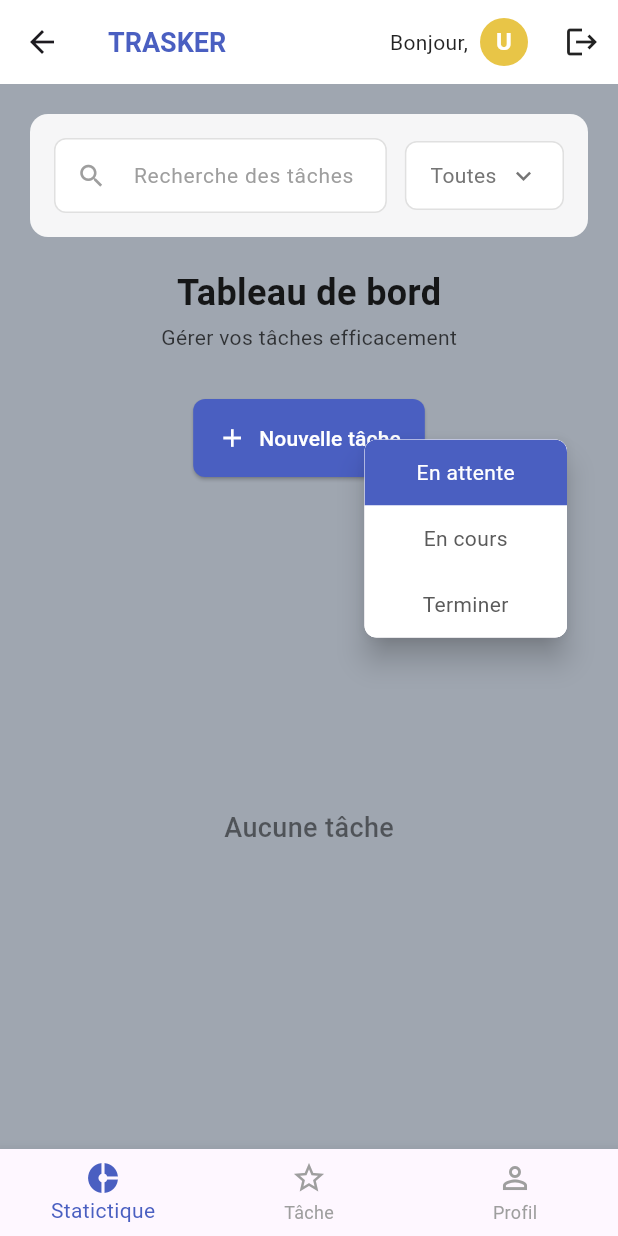
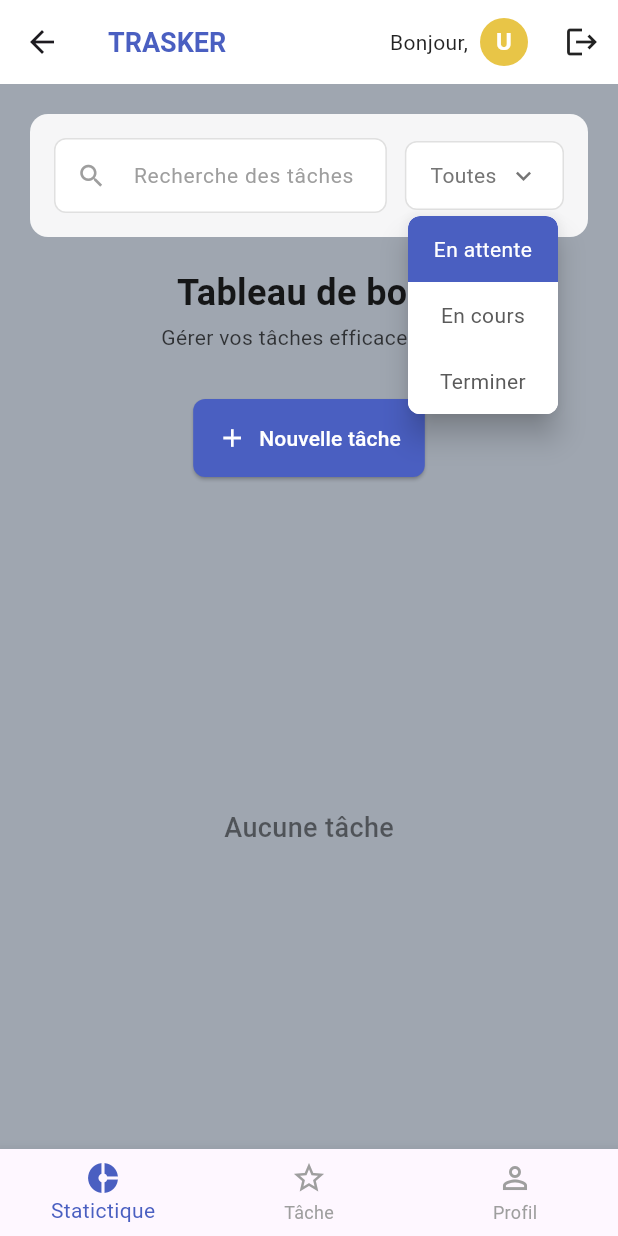
Before and after one commit to AMESSE-ezechiel/TaskApp, a Flutter app: the DashboardScreen screen opened by its route, after a tap on "Toutes", on a phone screen of 412 x 824 dp. Run offline on Flutter 3.47's test engine with Material 3 defaults, Android fonts, the phone set to English and light mode, and no system bars; our stand-ins replace dio, shared_preferences; accounts and stored records are empty.

Commit message:
dev meCode4

```diff
--- a/lib/Screens/tasks.dart
+++ b/lib/Screens/tasks.dart
@@ -224,13 +224,13 @@
           // Filter dropdown menu overlay
           if (_showFilterMenu)
             Positioned(
-              top: 237,
-              right: 34,
+              top: 88,
+              right: 40,
               child: Material(
                 elevation: 8,
                 borderRadius: BorderRadius.circular(8),
                 child: Container(
-                  width: 135,
+                  width: 100,
                   decoration: BoxDecoration(
                     color: Colors.white,
                     borderRadius: BorderRadius.circular(8),
```
